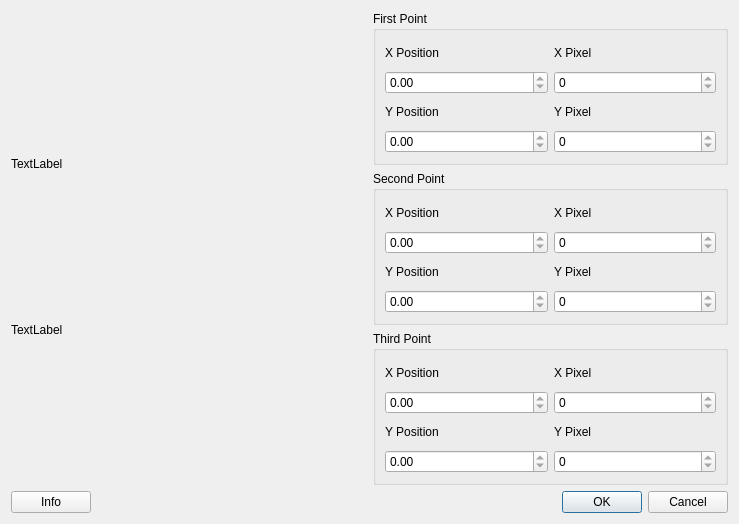
Qt form components/CameraPlatina/calibration.ui (FranciscoGauna/Microscopy-Program) before a commit.
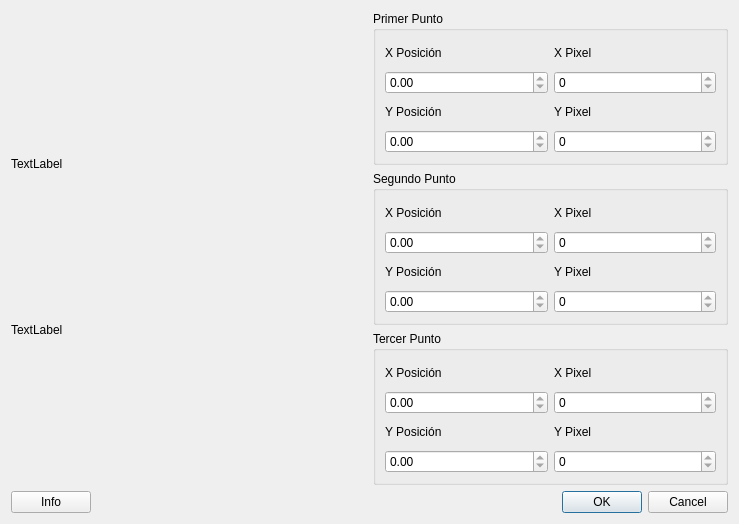
The same form after that commit.

Patch:
```diff
--- a/components/CameraPlatina/calibration.ui
+++ b/components/CameraPlatina/calibration.ui
@@ -51,7 +51,7 @@
        <item>
         <widget class="QGroupBox" name="first_point_gb">
          <property name="title">
-          <string>First Point</string>
+          <string>Primer Punto</string>
          </property>
          <layout class="QGridLayout" name="gridLayout">
           <item row="1" column="0">
@@ -80,14 +80,14 @@
           <item row="2" column="0">
            <widget class="QLabel" name="y1_pos_lb">
             <property name="text">
-             <string>Y Position</string>
+             <string>Y Posición</string>
             </property>
            </widget>
           </item>
           <item row="0" column="0">
            <widget class="QLabel" name="x1_pos_lb">
             <property name="text">
-             <string>X Position</string>
+             <string>X Posición</string>
             </property>
            </widget>
           </item>
@@ -146,7 +146,7 @@
        <item>
         <widget class="QGroupBox" name="second_point_gb">
          <property name="title">
-          <string>Second Point</string>
+          <string>Segundo Punto</string>
          </property>
          <layout class="QGridLayout" name="gridLayout_2">
           <item row="1" column="0">
@@ -204,7 +204,7 @@
           <item row="2" column="0">
            <widget class="QLabel" name="y2_pos_lb">
             <property name="text">
-             <string>Y Position</string>
+             <string>Y Posición</string>
             </property>
            </widget>
           </item>
@@ -231,7 +231,7 @@
           <item row="0" column="0">
            <widget class="QLabel" name="x2_pos_lb">
             <property name="text">
-             <string>X Position</string>
+             <string>X Posición</string>
             </property>
            </widget>
           </item>
@@ -241,13 +241,13 @@
        <item>
         <widget class="QGroupBox" name="third_point_gb">
          <property name="title">
-          <string>Third Point</string>
+          <string>Tercer Punto</string>
          </property>
          <layout class="QGridLayout" name="gridLayout_3">
           <item row="0" column="0">
            <widget class="QLabel" name="x3_pos_lb">
             <property name="text">
-             <string>X Position</string>
+             <string>X Posición</string>
             </property>
            </widget>
           </item>
@@ -290,7 +290,7 @@
           <item row="2" column="0">
            <widget class="QLabel" name="y3_pos_lb">
             <property name="text">
-             <string>Y Position</string>
+             <string>Y Posición</string>
             </property>
            </widget>
           </item>
```
Left out of the diff: 2 changed lines with no effect on the pictures.
